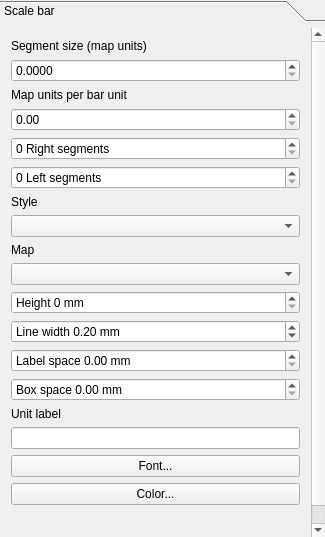
qgis/QGIS, file src/ui/qgscomposerscalebarwidgetbase.ui: the form before one commit.
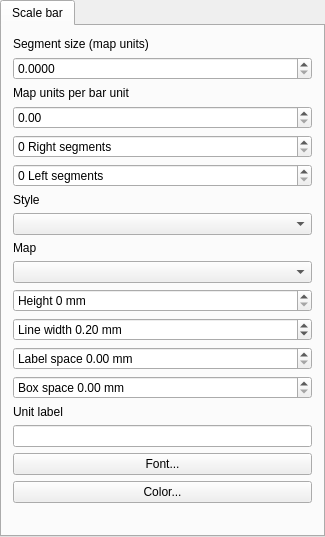
The form after the commit.

Commit message: Changed all QToolBox objects to QTabWidget.  Easier to see item options and less mouse movement

```diff
--- a/src/ui/qgscomposerscalebarwidgetbase.ui
+++ b/src/ui/qgscomposerscalebarwidgetbase.ui
@@ -24,20 +24,9 @@
     <number>0</number>
    </property>
    <item row="0" column="0">
-    <widget class="QToolBox" name="toolBox">
-     <property name="currentIndex">
-      <number>0</number>
-     </property>
-     <widget class="QWidget" name="page">
-      <property name="geometry">
-       <rect>
-        <x>0</x>
-        <y>0</y>
-        <width>307</width>
-        <height>616</height>
-       </rect>
-      </property>
-      <attribute name="label">
+    <widget class="QTabWidget" name="toolBox">
+     <widget class="QWidget" name="page" native="true">
+      <attribute name="title">
        <string>Scale bar</string>
       </attribute>
       <layout class="QGridLayout" name="gridLayout_2">
```
Left out of the diff: 15 changed lines with no effect on the pictures. The commit also changes 15 other files.
